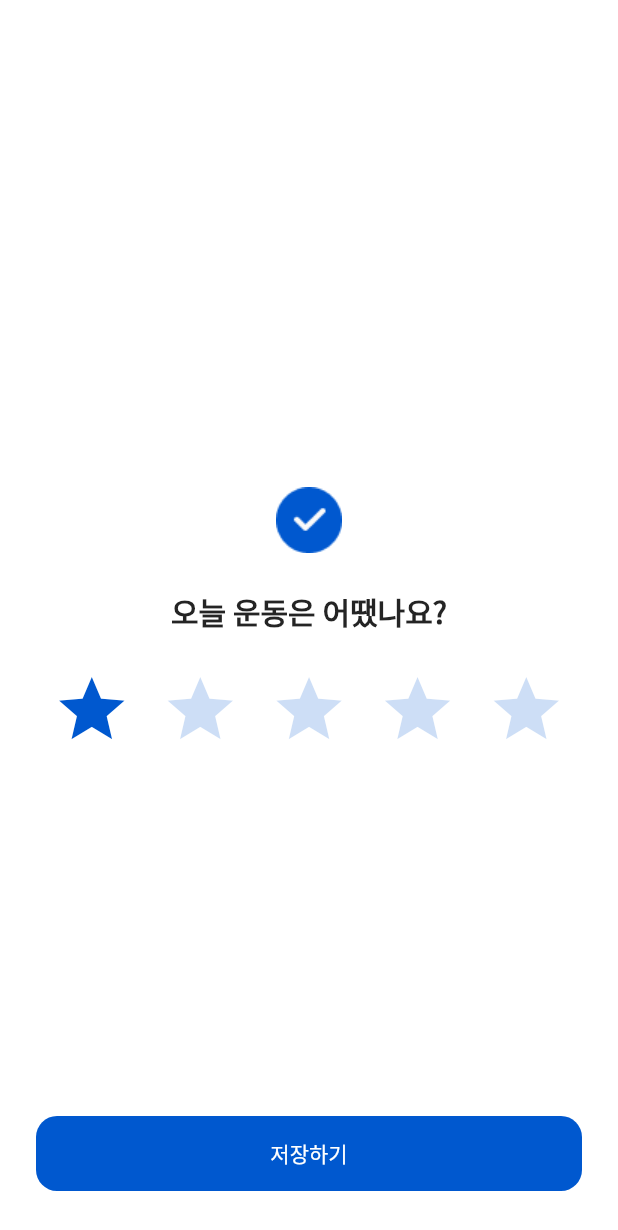
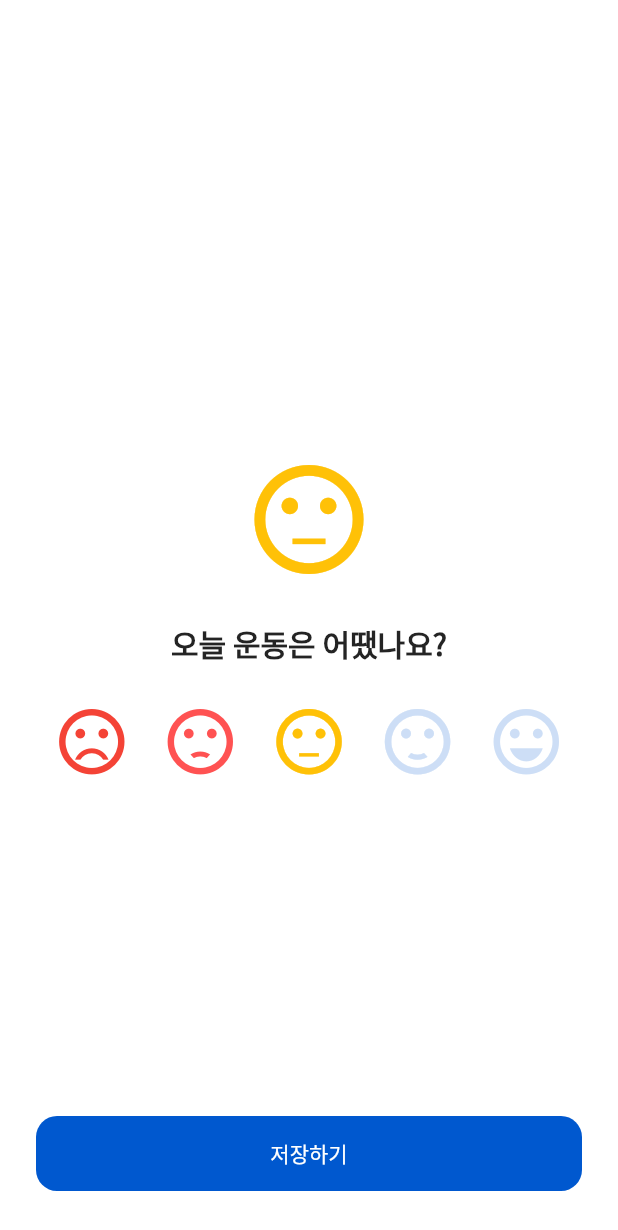
Before and after one commit to junddao/my_workout_diary_app, a Flutter app: the PageRecordCondition screen opened by its route, on a phone screen of 412 x 824 dp. Shown: the top 1230 px of the screen. Run offline on Flutter 3.47's test engine with Material 2 defaults, Android fonts, the phone set to English and light mode, and no system bars; drawn by our look-alikes of flutter_rating_bar; our stand-ins replace cached_network_image, carousel_slider, circular_countdown_timer, device_info_plus, dio, dots_indicator and 11 more; missing offline and left inert: audio_session, enum_to_string, kakao_flutter_sdk; accounts and stored records are empty.

```diff
--- a/lib/pages/02_record/page_record_condition.dart
+++ b/lib/pages/02_record/page_record_condition.dart
@@ -1,3 +1,4 @@
+import 'package:flutter/foundation.dart';
 import 'package:flutter/material.dart';
 import 'package:flutter_rating_bar/flutter_rating_bar.dart';
 import 'package:my_workout_diary_app/global/components/ds_button.dart';
@@ -13,7 +14,7 @@ class PageRecordCondition extends StatefulWidget {
 }
 
 class _PageRecordConditionState extends State<PageRecordCondition> {
-  double score = 1;
+  ValueNotifier<double> score = ValueNotifier(3);
   @override
   Widget build(BuildContext context) {
     return Scaffold(
@@ -39,7 +40,42 @@ class _PageRecordConditionState extends State<PageRecordCondition> {
           mainAxisAlignment: MainAxisAlignment.center,
           crossAxisAlignment: CrossAxisAlignment.center,
           children: [
-            Image.asset('assets/icons/ic_check.png'),
+            ValueListenableBuilder<double>(
+                valueListenable: score,
+                builder: (context, value, child) {
+                  switch (value.toInt() - 1) {
+                    case 0:
+                      return Icon(
+                        Icons.sentiment_very_dissatisfied,
+                        color: Colors.red,
+                        size: (SizeConfig.screenWidth - 150) / 3,
+                      );
+                    case 1:
+                      return Icon(
+                        Icons.sentiment_dissatisfied,
+                        color: Colors.redAccent,
+                        size: (SizeConfig.screenWidth - 150) / 3,
+                      );
+                    case 2:
+                      return Icon(
+                        Icons.sentiment_neutral,
+                        color: Colors.amber,
+                        size: (SizeConfig.screenWidth - 150) / 3,
+                      );
+                    case 3:
+                      return Icon(
+                        Icons.sentiment_satisfied,
+                        color: Colors.lightGreen,
+                        size: (SizeConfig.screenWidth - 150) / 3,
+                      );
+                    default:
+                      return Icon(
+                        Icons.sentiment_very_satisfied,
+                        color: Colors.green,
+                        size: (SizeConfig.screenWidth - 150) / 3,
+                      );
+                  }
+                }),
             SizedBox(
               height: 24,
             ),
@@ -62,22 +98,48 @@ class _PageRecordConditionState extends State<PageRecordCondition> {
 
   Widget ratingWidget() {
     return RatingBar.builder(
-      initialRating: score,
+      initialRating: score.value,
       minRating: 1,
       direction: Axis.horizontal,
-      allowHalfRating: true,
+      allowHalfRating: false,
       unratedColor: DSColors.blue03.withAlpha(50),
       itemCount: 5,
       itemSize: (SizeConfig.screenWidth - 150) / 5,
       itemPadding: EdgeInsets.symmetric(horizontal: 10.0),
-      itemBuilder: (context, _) => Icon(
-        Icons.star,
-        color: DSColors.blue03,
-      ),
+      itemBuilder: (context, _) {
+        switch (_) {
+          case 0:
+            return Icon(
+              Icons.sentiment_very_dissatisfied,
+              color: Colors.red,
+            );
+          case 1:
+            return Icon(
+              Icons.sentiment_dissatisfied,
+              color: Colors.redAccent,
+            );
+          case 2:
+            return Icon(
+              Icons.sentiment_neutral,
+              color: Colors.amber,
+            );
+          case 3:
+            return Icon(
+              Icons.sentiment_satisfied,
+              color: Colors.lightGreen,
+            );
+          default:
+            return Icon(
+              Icons.sentiment_very_satisfied,
+              color: Colors.green,
+            );
+        }
+      },
       onRatingUpdate: (rating) {
-        setState(() {
-          score = rating;
-        });
+        print('${score.value} $rating');
+        // setState(() {
+        score.value = rating;
+        // });
       },
       updateOnDrag: true,
     );
```
